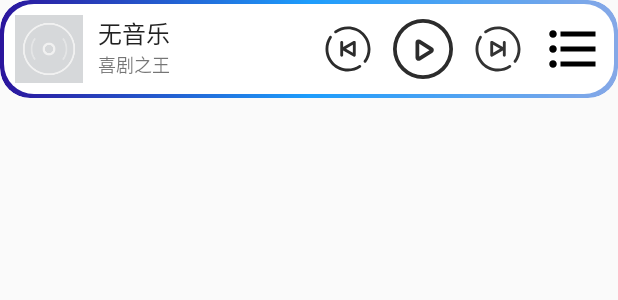
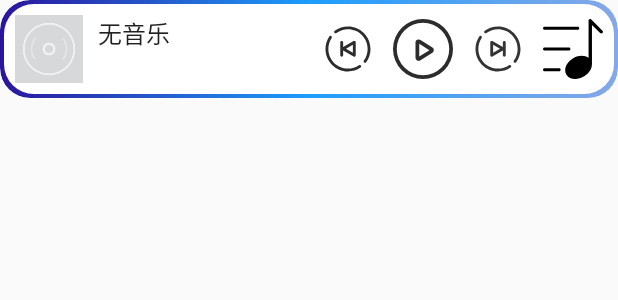
Before and after one commit to BrinsLee/LightMusic, an Android app: the layout fragment_quick_control.xml on its own in the app's theme, with its tools: preview values and no code run, on a phone screen of 412 x 824 dp. Shown: the top 300 px of the screen. Run offline under Robolectric (Android 15) with nearby library versions, the phone set to English and light mode, and no system bars.

Commit message:
提交：音乐播放

```diff
--- a/app/build.gradle
+++ b/app/build.gradle
@@ -60,6 +60,9 @@ dependencies {
     implementation 'com.google.code.gson:gson:2.8.5'
 //lottie
     implementation 'com.airbnb.android:lottie:2.7.0'
+// butterknife
+    /*implementation 'com.jakewharton:butterknife:10.0.0'
+    kapt 'com.jakewharton:butterknife-compiler:10.0.0'*/
 //
     implementation 'com.scwang.smartrefresh:SmartRefreshLayout:1.1.0-alpha-21'
 //穿山甲广告
--- a/app/src/main/java/com/brins/lightmusic/RxBus.kt
+++ b/app/src/main/java/com/brins/lightmusic/RxBus.kt
@@ -80,7 +80,7 @@ class RxBus {
      * 取消订阅
      */
     fun unSubcribe() {
-        if (dispoable != null && dispoable.isDisposed()) {
+        if (dispoable != null && dispoable.isDisposed) {
             dispoable.dispose()
         }
 
--- a/app/src/main/java/com/brins/lightmusic/player/PlayBackService.kt
+++ b/app/src/main/java/com/brins/lightmusic/player/PlayBackService.kt
@@ -131,6 +131,6 @@ class PlayBackService : Service(), IPlayback, IPlayback.Callback {
     }
 
     override fun onPlayStatusChanged(isPlaying: Boolean) {
-        TODO("not implemented") //To change body of created functions use File | Settings | File Templates.
+
     }
 }
--- a/app/src/main/java/com/brins/lightmusic/ui/activity/SplashActivity.kt
+++ b/app/src/main/java/com/brins/lightmusic/ui/activity/SplashActivity.kt
@@ -33,7 +33,7 @@ class SplashActivity : BaseActivity() ,WeakHandler.IHandler {
     override fun onCreateAfterBinding(savedInstanceState: Bundle?) {
         super.onCreateAfterBinding(savedInstanceState)
         mHandler.sendEmptyMessageDelayed(MSG_GO_MAIN, AD_TIME_OUT)
-        loadSplashAd()
+//        loadSplashAd()
 
     }
 
--- a/app/src/main/java/com/brins/lightmusic/ui/base/adapter/ListAdapter.java
+++ b/app/src/main/java/com/brins/lightmusic/ui/base/adapter/ListAdapter.java
@@ -4,6 +4,7 @@ import android.content.Context;
 import android.view.View;
 import android.view.ViewGroup;
 import androidx.recyclerview.widget.RecyclerView;
+import com.brins.lightmusic.R;
 
 import java.util.List;
 
--- /dev/null
+++ b/app/src/main/java/com/brins/lightmusic/ui/customview/RoundCoverImageView.kt
@@ -0,0 +1,40 @@
+package com.brins.lightmusic.ui.customview
+
+import android.animation.ObjectAnimator
+import android.animation.ValueAnimator
+import android.content.Context
+import android.util.AttributeSet
+import android.view.animation.LinearInterpolator
+import com.makeramen.roundedimageview.RoundedImageView
+
+class RoundCoverImageView @JvmOverloads constructor(context: Context, attrs : AttributeSet): RoundedImageView(context , attrs) {
+    private var mRotateAnimator: ObjectAnimator
+    private var mLastAnimationValue: Long = 0
+    init {
+        mRotateAnimator = ObjectAnimator.ofFloat(this, "rotation", 0f, 360f)
+        mRotateAnimator.duration = 7200
+        mRotateAnimator.interpolator = LinearInterpolator()
+        mRotateAnimator.repeatMode = ValueAnimator.RESTART
+        mRotateAnimator.repeatCount = ValueAnimator.INFINITE
+    }
+
+    fun startRotateAnimation() {
+        mRotateAnimator.cancel()
+        mRotateAnimator.start()
+    }
+
+    fun cancelRotateAnimation() {
+        mLastAnimationValue = 0
+        mRotateAnimator.cancel()
+    }
+
+    fun pauseRotateAnimation() {
+        mLastAnimationValue = mRotateAnimator.currentPlayTime
+        mRotateAnimator.cancel()
+    }
+
+    fun resumeRotateAnimation() {
+        mRotateAnimator.start()
+        mRotateAnimator.currentPlayTime = mLastAnimationValue
+    }
+}
--- a/app/src/main/java/com/brins/lightmusic/ui/fragment/localmusic/LocalMusicView.kt
+++ b/app/src/main/java/com/brins/lightmusic/ui/fragment/localmusic/LocalMusicView.kt
@@ -2,14 +2,14 @@ package com.brins.lightmusic.ui.fragment.localmusic
 
 import android.content.Context
 import android.view.View
-import android.widget.LinearLayout
+import androidx.constraintlayout.widget.ConstraintLayout
 import com.brins.lightmusic.R
 import com.brins.lightmusic.model.LocalMusic
 import com.brins.lightmusic.ui.base.adapter.IAdapterView
 import kotlinx.android.synthetic.main.item_local_music.view.*
 
 class LocalMusicView @JvmOverloads constructor(context: Context)
-    : LinearLayout(context),IAdapterView<LocalMusic> {
+    : ConstraintLayout(context),IAdapterView<LocalMusic> {
 
 
     init {
--- a/app/src/main/res/drawable/ic_playlist.xml
+++ b/app/src/main/res/drawable/ic_playlist.xml
@@ -1,4 +1,9 @@
-<vector android:height="32dp" android:viewportHeight="24.0"
-    android:viewportWidth="24.0" android:width="32dp" xmlns:android="http://schemas.android.com/apk/res/android">
-    <path android:fillColor="#FF000000" android:pathData="M4,10.5c-0.83,0 -1.5,0.67 -1.5,1.5s0.67,1.5 1.5,1.5 1.5,-0.67 1.5,-1.5 -0.67,-1.5 -1.5,-1.5zM4,4.5c-0.83,0 -1.5,0.67 -1.5,1.5S3.17,7.5 4,7.5 5.5,6.83 5.5,6 4.83,4.5 4,4.5zM4,16.5c-0.83,0 -1.5,0.68 -1.5,1.5s0.68,1.5 1.5,1.5 1.5,-0.68 1.5,-1.5 -0.67,-1.5 -1.5,-1.5zM7,19h14v-2L7,17v2zM7,13h14v-2L7,11v2zM7,5v2h14L21,5L7,5z"/>
+<vector xmlns:android="http://schemas.android.com/apk/res/android"
+    android:width="32dp"
+    android:height="32dp"
+    android:viewportWidth="1024"
+    android:viewportHeight="1024">
+  <path
+      android:fillColor="#FF000000"
+      android:pathData="M1015.72,239.64c-11.26,11.26 -29.18,11.26 -40.44,0l-139.75,-137.7V767.92h-1.02c4.61,76.79 -47.1,163.3 -137.19,215 -115.69,66.55 -249.81,50.68 -299.98,-36.35 -50.17,-86.51 3.07,-210.91 118.76,-277.97 93.17,-53.75 198.11,-53.75 261.58,-6.65V45.11c0,-15.87 -2.05,-29.69 6.14,-36.86 11.77,-10.75 29.18,-11.26 40.44,0l190.94,190.94c11.26,11.26 11.26,29.18 0.51,40.44zM593.91,182.3H25.69c-14.33,0 -25.6,-11.26 -25.6,-25.6s11.26,-25.6 25.6,-25.6h568.22c14.33,0 25.6,11.26 25.6,25.6s-11.26,25.6 -25.6,25.6zM442.89,537.06H25.69c-14.33,0 -25.6,-11.26 -25.6,-25.6s11.26,-25.6 25.6,-25.6h417.2c14.33,0 25.6,11.26 25.6,25.6 0,13.82 -11.26,25.6 -25.6,25.6zM276.52,891.29H25.69c-14.33,0 -25.6,-11.26 -25.6,-25.6s11.26,-25.6 25.6,-25.6h250.83c14.33,0 25.6,11.26 25.6,25.6s-11.26,25.6 -25.6,25.6z"/>
 </vector>
--- a/app/src/main/res/layout/fragment_quick_control.xml
+++ b/app/src/main/res/layout/fragment_quick_control.xml
@@ -8,12 +8,13 @@
         android:background="@drawable/bg_fragment_quick_control"
         tools:context="com.brins.lightmusic.ui.fragment.quickcontrol.QuickControlFragment">
 
-    <ImageView
+    <com.brins.lightmusic.ui.customview.RoundCoverImageView
             android:id="@+id/ivPlaybarCover"
             android:layout_width="@dimen/fagment_quick_control_cover"
             android:layout_height="@dimen/fagment_quick_control_cover"
             android:contentDescription="@null"
             android:scaleType="fitXY"
+            app:riv_corner_radius="25dp"
             android:src="@drawable/default_cover"
             app:layout_constraintStart_toStartOf="parent"
             app:layout_constraintTop_toTopOf="parent"
@@ -41,10 +42,11 @@
             android:ellipsize="end"
             android:singleLine="true"
             android:textSize="12sp"
-            android:text="喜剧之王"
+            android:text=""
             app:layout_constraintTop_toBottomOf="@id/tvPlaybarTitle"
             app:layout_constraintStart_toEndOf="@id/ivPlaybarCover"
-    android:layout_marginStart="@dimen/common_margin_10"/>
+            android:layout_marginStart="@dimen/common_margin_10"
+            tools:layout_editor_absoluteX="65dp"/>
 
     <ImageView
             android:id="@+id/ivPlayOrPause"
```
Also changed, not shown: app/src/main/java/com/brins/lightmusic/ui/fragment/quickcontrol/MusicPlayerContract.kt (+15 -6 lines), app/src/main/java/com/brins/lightmusic/ui/fragment/quickcontrol/QuickControlFragment.kt (+54 -18 lines), app/src/main/res/layout/item_local_music.xml (+15 -14 lines).
